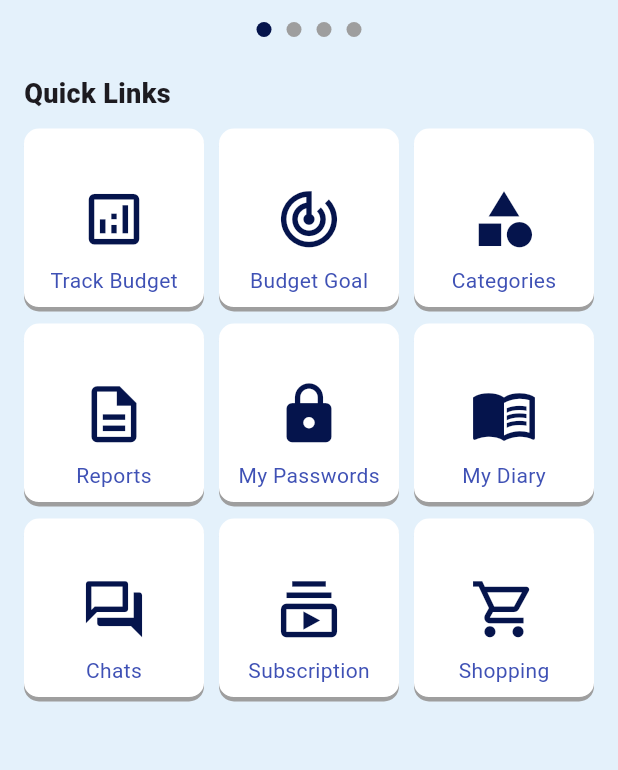
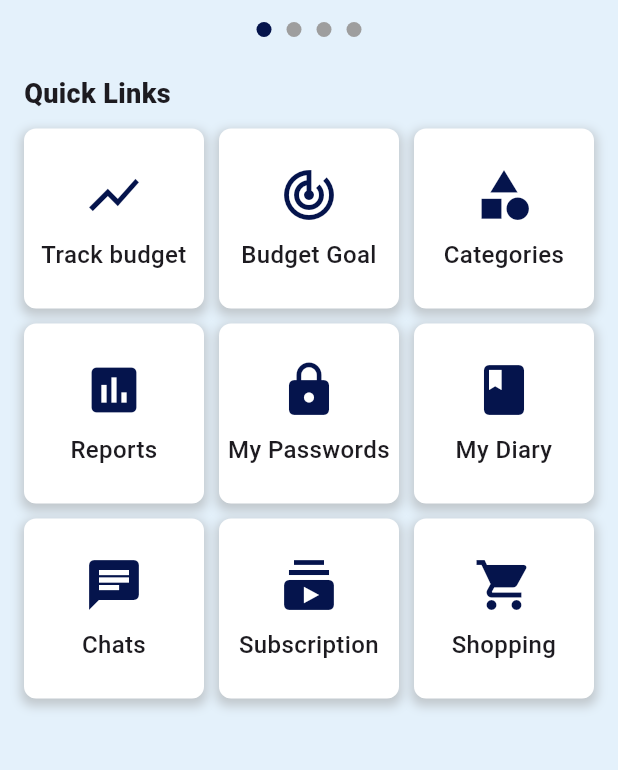
Before and after one commit to AthiraaAthi/project_way, a Flutter app: the HomeScreen screen opened directly, on a phone screen of 412 x 824 dp, the part 461-1231 px from its top. Run offline on Flutter 3.47's test engine with Material 3 defaults, Android fonts, the phone set to English and light mode, and no system bars; drawn by our look-alikes of carousel_slider; our stand-ins replace pinput.

Commit message:
completed navigation to all screens from home

```diff
--- a/lib/view/home_screen/home_screen.dart
+++ b/lib/view/home_screen/home_screen.dart
@@ -1,8 +1,17 @@
 import 'package:carousel_slider/carousel_slider.dart';
 import 'package:flutter/material.dart';
-
 import 'package:project_way/utils/color_constant/color_constant.dart';
 import 'package:project_way/utils/image_constant/image_constant.dart';
+import 'package:project_way/view/budget_graph/budget_goal_screen.dart';
+import 'package:project_way/view/category_screen/category_screen.dart';
+import 'package:project_way/view/chat_screen/chat_screen.dart';
+import 'package:project_way/view/diary_screen/dairy_screen.dart';
+import 'package:project_way/view/home_screen/homescreen_widget.dart';
+import 'package:project_way/view/passwords_screen/passwords_screen.dart';
+import 'package:project_way/view/reports_screen/reports_screen.dart';
+import 'package:project_way/view/shopping_screen/shopping_screen.dart';
+import 'package:project_way/view/subscription_screen/subscription_screen.dart';
+import 'package:project_way/view/track_budget_screen/track_budget_screen.dart';
 
 class HomeScreen extends StatefulWidget {
   const HomeScreen({super.key});
@@ -18,27 +27,49 @@ class _HomeScreenState extends State<HomeScreen> {
     ImageConstant.Logo,
     "assets/images/carousal.png",
   ];
-  List<String> myText = [
-    "Track Budget",
-    "Budget Goal",
-    "Categories",
-    "Reports",
-    "My Passwords",
-    "My Diary",
-    "Chats",
-    "Subscription",
-    "Shopping"
+  // List<String> myText = [
+  //   "Track Budget",
+  //   "Budget Goal",
+  //   "Categories",
+  //   "Reports",
+  //   "My Passwords",
+  //   "My Diary",
+  //   "Chats",
+  //   "Subscription",
+  //   "Shopping"
+  // ];
+  // List<IconData> MyIcons = [
+  //   Icons.analytics_outlined,
+  //   Icons.track_changes,
+  //   Icons.category,
+  //   Icons.description_outlined,
+  //   Icons.lock,
+  //   Icons.menu_book,
+  //   Icons.forum_outlined,
+  //   Icons.subscriptions_outlined,
+  //   Icons.shopping_cart_outlined
+  // ];
+  final List<Map<String, dynamic>> quickLinks = [
+    {'icon': Icons.show_chart, 'label': 'Track budget'},
+    {'icon': Icons.track_changes, 'label': 'Budget Goal'},
+    {'icon': Icons.category, 'label': 'Categories'},
+    {'icon': Icons.insert_chart, 'label': 'Reports'},
+    {'icon': Icons.lock, 'label': 'My Passwords'},
+    {'icon': Icons.book, 'label': 'My Diary'},
+    {'icon': Icons.chat, 'label': 'Chats'},
+    {'icon': Icons.subscriptions, 'label': 'Subscription'},
+    {'icon': Icons.shopping_cart, 'label': 'Shopping'},
   ];
-  List<IconData> MyIcons = [
-    Icons.analytics_outlined,
-    Icons.track_changes,
-    Icons.category,
-    Icons.description_outlined,
-    Icons.lock,
-    Icons.menu_book,
-    Icons.forum_outlined,
-    Icons.subscriptions_outlined,
-    Icons.shopping_cart_outlined
+  List<Widget> Screens = [
+    TrackBudgetScreen(),
+    BudgetGoalScreen(),
+    CategoriesScreen(),
+    ReportsScreen(),
+    PasswordsScreen(),
+    MyDiaryScreen(),
+    ChatScreen(),
+    SubscriptionScreen(),
+    ShoppingScreen()
   ];
   int currentIndex = 0;
   bool isSelected = false;
@@ -191,34 +222,16 @@ class _HomeScreenState extends State<HomeScreen> {
                     crossAxisSpacing: 10,
                     mainAxisSpacing: 10,
                   ),
-                  itemBuilder: (context, index) => Container(
-                    // height: 80,
-                    // width: 80,
-                    decoration: BoxDecoration(
-                      boxShadow: [
-                        BoxShadow(color: Colors.grey, offset: Offset(0, 2))
-                      ],
-                      border: Border(bottom: BorderSide(color: Colors.grey)),
-                      color: Colors.white,
-                      borderRadius: BorderRadius.circular(10),
-                    ),
-                    child: Column(
-                      mainAxisAlignment: MainAxisAlignment.end,
-                      children: [
-                        Icon(
-                          MyIcons[index],
-                          size: 45,
-                          color: ColorConstant.defIndigo,
-                        ),
-                        Padding(
-                          padding: const EdgeInsets.all(8.0),
-                          child: Text(
-                            myText[index],
-                            style: TextStyle(color: Colors.indigo),
-                          ),
-                        ),
-                      ],
-                    ),
+                  itemBuilder: (context, index) => HomeScreenWidget(
+                    onTap: () {
+                      Navigator.push(
+                          context,
+                          MaterialPageRoute(
+                            builder: (context) => Screens[index],
+                          ));
+                    },
+                    icon: quickLinks[index]['icon'],
+                    text: quickLinks[index]['label'],
                   ),
                 )
               ],
--- a/lib/view/home_screen/homescreen_widget.dart
+++ b/lib/view/home_screen/homescreen_widget.dart
@@ -2,37 +2,41 @@ import 'package:flutter/material.dart';
 import 'package:project_way/utils/color_constant/color_constant.dart';
 
 class HomeScreenWidget extends StatelessWidget {
-  const HomeScreenWidget({super.key, required this.icon, required this.text});
+  const HomeScreenWidget(
+      {super.key, required this.icon, required this.text, required this.onTap});
   final IconData icon;
   final String text;
+  final void Function()? onTap;
 
   @override
   Widget build(BuildContext context) {
-    return Container(
-      height: 80,
-      width: 80,
+    return InkWell(
+      onTap: onTap,
+      child: Container(
         decoration: BoxDecoration(
-        boxShadow: [BoxShadow(color: Colors.grey, offset: Offset(0, 2))],
-        border: Border(bottom: BorderSide(color: Colors.grey)),
           color: Colors.white,
-        borderRadius: BorderRadius.circular(10),
+          borderRadius: BorderRadius.circular(8.0),
+          boxShadow: [
+            BoxShadow(
+              color: Colors.grey.withOpacity(0.5),
+              spreadRadius: 2,
+              blurRadius: 5,
+              offset: Offset(0, 3),
+            ),
+          ],
         ),
         child: Column(
-        mainAxisAlignment: MainAxisAlignment.end,
+          mainAxisAlignment: MainAxisAlignment.center,
           children: [
-          Icon(
-            icon,
-            size: 45,
-            color: ColorConstant.defIndigo,
-          ),
-          Padding(
-            padding: const EdgeInsets.all(8.0),
-            child: Text(
+            Icon(icon, size: 40, color: ColorConstant.defIndigo),
+            SizedBox(height: 8.0),
+            Text(
               text,
-              style: TextStyle(color: Colors.indigo),
-            ),
+              style: TextStyle(fontSize: 16.0, fontWeight: FontWeight.w500),
+              textAlign: TextAlign.center,
             ),
           ],
+        ),
       ),
     );
   }
```
Also changed, not shown: lib/view/budget_graph/budget_goal_screen.dart (added, +14 -0 lines), lib/view/category_screen/category_screen.dart (added, +14 -0 lines), lib/view/chat_screen/chat_screen.dart (added, +14 -0 lines), lib/view/diary_screen/dairy_screen.dart (added, +14 -0 lines), lib/view/passwords_screen/passwords_screen.dart (added, +14 -0 lines), lib/view/reports_screen/reports_screen.dart (added, +14 -0 lines), lib/view/shopping_screen/shopping_screen.dart (added, +14 -0 lines), lib/view/subscription_screen/subscription_screen.dart (added, +14 -0 lines), lib/view/track_budget_screen/track_budget_screen.dart (added, +14 -0 lines), 1 other file. Lines whose indentation alone changed are shown as unchanged.
